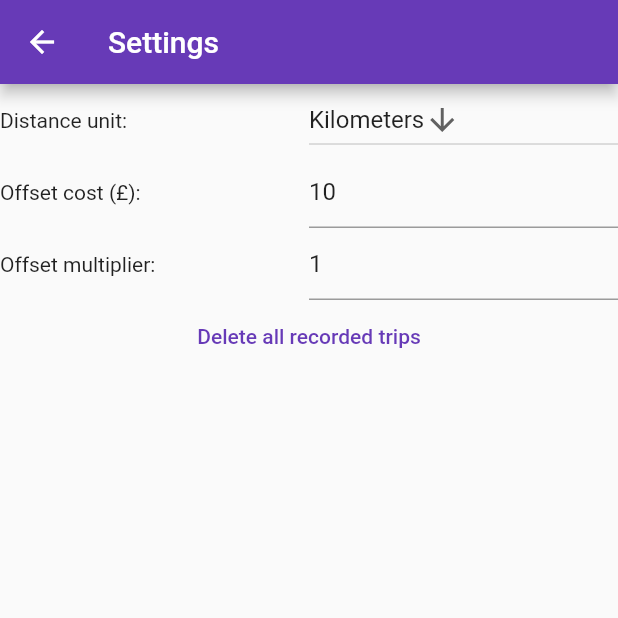
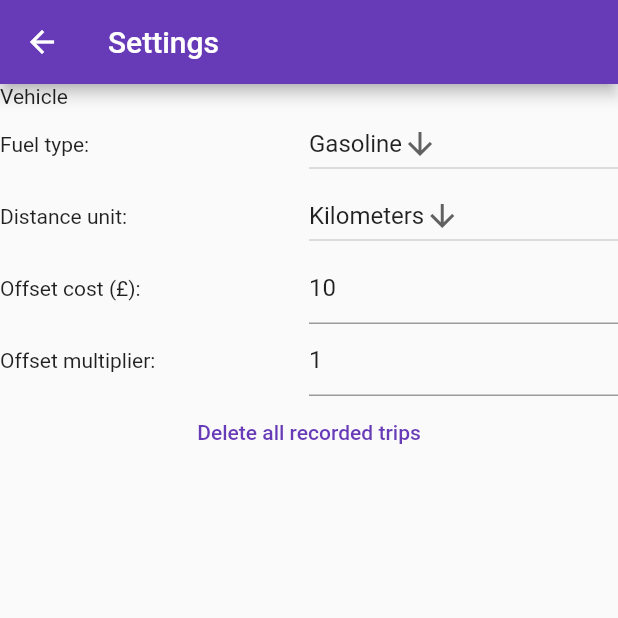
Before and after one commit to Jmorjsm/emissions-offset, a Flutter app: the Settings screen opened directly, on a phone screen of 412 x 824 dp, the top half of it. Run offline on Flutter 3.47's test engine with Material 2 defaults, Android fonts, the phone set to English and light mode, and no system bars; our stand-ins replace flutter_speed_dial, geolocator, localstorage.

Commit message:
adding fuel type selection

```diff
--- a/src/emissions_offset/lib/widgets/settings.dart
+++ b/src/emissions_offset/lib/widgets/settings.dart
@@ -1,4 +1,5 @@
 import 'package:emissions_offset/models/app_settings.dart';
+import 'package:emissions_offset/models/fuel_type.dart';
 import 'package:emissions_offset/models/unit.dart';
 import 'package:emissions_offset/stores/app_settings_store.dart';
 import 'package:emissions_offset/stores/trip_store.dart';
@@ -35,7 +36,28 @@ class _SettingsState extends State<Settings> {
           ),
           body: Column(
             children: [
-              // Distance
+              // Vehicle section
+              Row(
+                children: [
+                  Expanded(
+                      child: Text('Vehicle')
+                  ),
+                ],
+              ),
+              Row(
+                children: [
+                  Expanded(
+                    child: Text('Fuel type:'),
+                  ),
+                  Expanded(
+                    child: _FuelTypeSelect(
+                      appSettings: appSettings,
+                    ),
+                  ),
+                ],
+              ),
+
+              // Distance unit
               Row(
                 children: [
                   Expanded(
@@ -48,6 +70,7 @@ class _SettingsState extends State<Settings> {
                   ),
                 ],
               ),
+              // Offsetting
               // Offset cost
               Row(
                 children: [
@@ -66,7 +89,6 @@ class _SettingsState extends State<Settings> {
                   ),
                 ],
               ),
-
               // Offset multiplier
               Row(
                 children: [
@@ -196,3 +218,54 @@ class __UnitSelectState extends State<_UnitSelect> {
     );
   }
 }
+
+class _FuelTypeSelect extends StatefulWidget{
+
+  const _FuelTypeSelect({ this.appSettings });
+
+  final AppSettings appSettings;
+
+  @override
+  State<StatefulWidget> createState() => __FuelTypeSelectState();
+}
+
+class __FuelTypeSelectState extends State<_FuelTypeSelect> {
+  FuelType selectedFuelType;
+
+  @override
+  void initState() {
+    super.initState();
+    selectedFuelType = widget.appSettings.vehicle.fuelType;
+  }
+
+  @override
+  Widget build(BuildContext context) {
+    final fuelTypeNames = {
+      FuelType.Gasoline: 'Gasoline',
+      FuelType.Diesel: 'Diesel',
+    };
+
+    return DropdownButton<FuelType>(
+      value: selectedFuelType,
+      icon: const Icon(Icons.arrow_downward),
+      iconSize: 24,
+      elevation: 16,
+      onChanged: (fuelType){
+        setState(() {
+          selectedFuelType = fuelType;
+          widget.appSettings.vehicle.fuelType = fuelType;
+        });
+      },
+      items: <DropdownMenuItem<FuelType>>[
+        DropdownMenuItem<FuelType>(
+          value: FuelType.Gasoline,
+          child: Text(fuelTypeNames[FuelType.Gasoline]),
+        ),
+        DropdownMenuItem<FuelType>(
+          value: FuelType.Diesel,
+          child: Text(fuelTypeNames[FuelType.Diesel]),
+        ),
+      ],
+    );
+  }
+}
```
Also changed, not shown: 1 other file.
